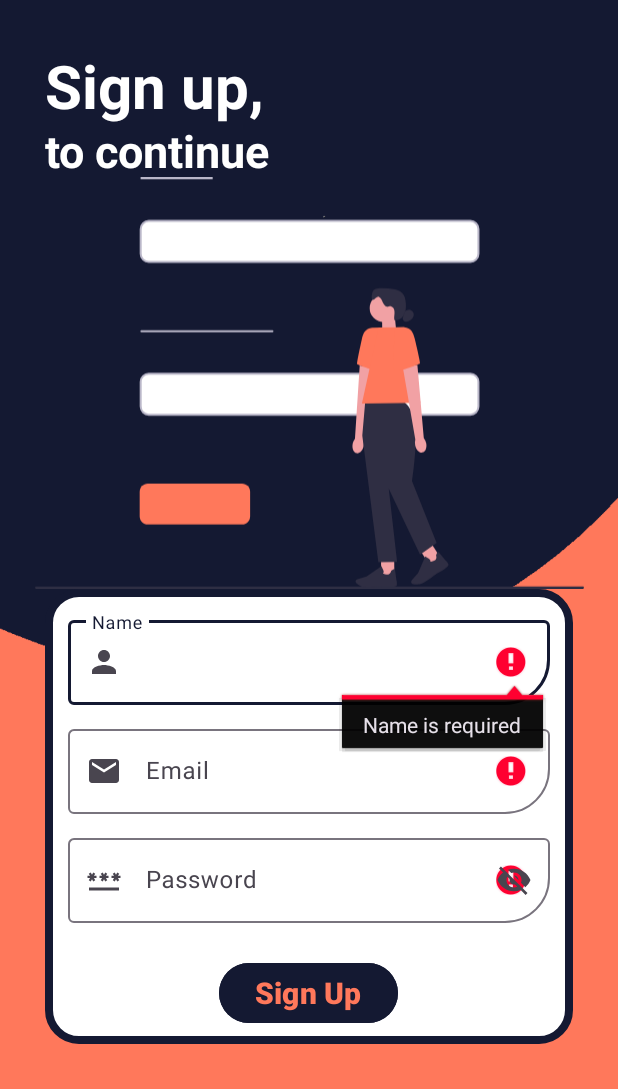
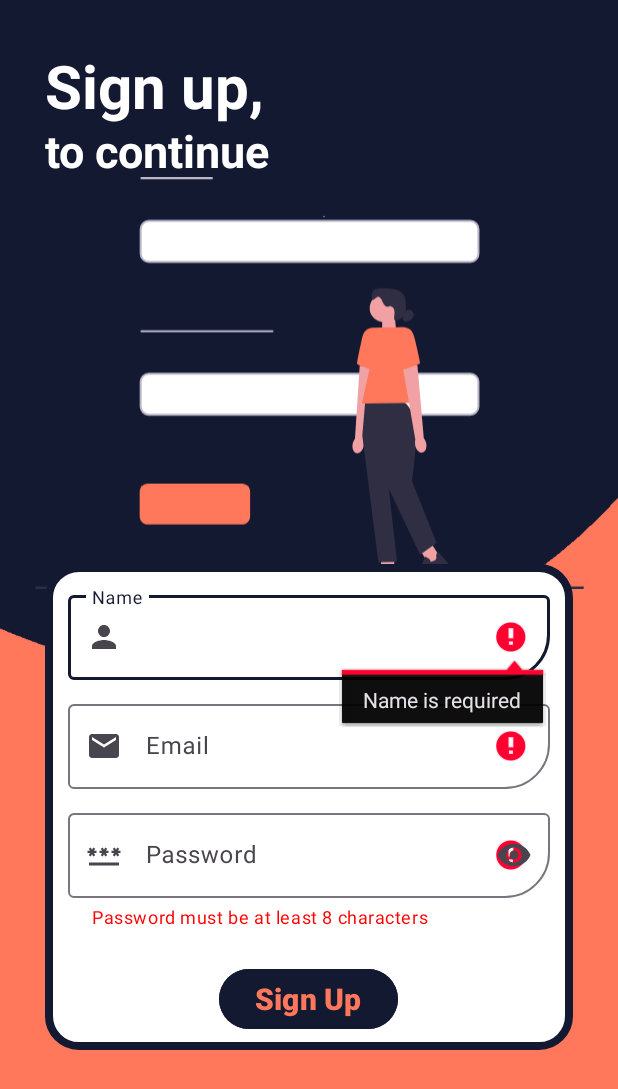
Before and after one commit to Sayantan-2022/Breeze, an Android app: the SignUp screen opened directly, with no data from a screen before it, after a tap on "Sign Up", on a phone screen of 412 x 824 dp. Shown: the top 1089 px of the screen. Run offline under Robolectric (Android 15) with nearby library versions, the phone set to English and light mode, and no system bars; our stand-ins replace Firebase (no records; nobody signed in at launch, a user with empty details on screens opened directly); libraries missing offline, so code that uses them is left out: com.github.dhaval2404.imagepicker, org.imaginativeworld.oopsnointernet; pictures from the network do not load; 1 statement that could not run was skipped.

Commit message:
Project Files

```diff
--- a/app/src/main/java/com/example/breeze/SignUp.kt
+++ b/app/src/main/java/com/example/breeze/SignUp.kt
@@ -12,6 +12,7 @@ import androidx.appcompat.app.AppCompatActivity
 import com.example.breeze.util.Account
 import com.example.breeze.util.InternetChecker
 import com.google.android.material.textfield.TextInputEditText
+import com.google.android.material.textfield.TextInputLayout
 import com.google.firebase.auth.FirebaseAuth
 import com.google.firebase.auth.FirebaseAuthInvalidCredentialsException
 import com.google.firebase.auth.FirebaseAuthUserCollisionException
@@ -39,6 +40,7 @@ class SignUp : AppCompatActivity() {
         val etName = findViewById<TextInputEditText>(R.id.ipName)
         val etEmail = findViewById<TextInputEditText>(R.id.ipEmail)
         val etPassword = findViewById<TextInputEditText>(R.id.ipPassword)
+        val etPasswordLayout = findViewById<TextInputLayout>(R.id.ipPasswordLayout)
 
         btnSignUp.setOnClickListener {
             val name = etName.text.toString()
@@ -89,7 +91,9 @@ class SignUp : AppCompatActivity() {
                     etPassword.error = "Password is required"
                 }
                 if (password.length < 8) {
-                    etPassword.error = "Password must be at least 8 characters"
+                    etPasswordLayout.helperText = "Password must be at least 8 characters"
+                } else {
+                    etPasswordLayout.helperText = null
                 }
             }
         }
--- a/app/src/main/res/layout/activity_sign_up.xml
+++ b/app/src/main/res/layout/activity_sign_up.xml
@@ -14,7 +14,9 @@
         android:id="@+id/ivBackground"
         android:layout_width="wrap_content"
         android:layout_height="wrap_content"
-        app:srcCompat="@drawable/sign_up" />
+        android:contentDescription="TODO"
+        app:srcCompat="@drawable/sign_up"
+        tools:ignore="ContentDescription,HardcodedText" />
 
     <TextView
         android:id="@+id/tvLogin"
@@ -24,7 +26,8 @@
         android:textStyle="bold"
         android:textSize="40sp"
         android:layout_margin="30dp"
-        android:text="Sign up," />
+        android:text="Sign up,"
+        tools:ignore="HardcodedText" />
 
     <TextView
         android:id="@+id/tvDesc"
@@ -35,7 +38,8 @@
         android:textSize="30sp"
         android:layout_marginHorizontal="30dp"
         android:layout_marginTop="80dp"
-        android:text="to continue" />
+        android:text="to continue"
+        tools:ignore="HardcodedText" />
 
     <androidx.constraintlayout.widget.ConstraintLayout
         android:layout_width="match_parent"
@@ -50,7 +54,8 @@
             app:layout_constraintStart_toStartOf="parent"
             app:layout_constraintTop_toTopOf="parent"
             app:layout_constraintVertical_bias="0.153"
-            app:srcCompat="@drawable/sign_up_vector" />
+            app:srcCompat="@drawable/sign_up_vector"
+            tools:ignore="ContentDescription" />
 
         <LinearLayout
             android:id="@+id/linearLayout2"
@@ -102,12 +107,17 @@
             </com.google.android.material.textfield.TextInputLayout>
 
             <com.google.android.material.textfield.TextInputLayout
+                android:id="@+id/ipPasswordLayout"
                 android:layout_width="match_parent"
                 android:layout_height="match_parent"
                 android:layout_marginHorizontal="10dp"
                 android:padding="5dp"
+                app:boxBackgroundMode="outline"
                 app:boxCornerRadiusBottomEnd="30dp"
+                app:errorEnabled="true"
+                app:errorIconDrawable="@null"
                 app:endIconMode="password_toggle"
+                app:helperTextTextColor="@color/red"
                 app:startIconDrawable="@drawable/baseline_password_24">
 
                 <com.google.android.material.textfield.TextInputEditText
@@ -115,6 +125,7 @@
                     android:layout_width="match_parent"
                     android:layout_height="wrap_content"
                     android:hint="Password"
+                    android:inputType="textPassword"
                     tools:ignore="HardcodedText" />
             </com.google.android.material.textfield.TextInputLayout>
 
--- a/gradle/libs.versions.toml
+++ b/gradle/libs.versions.toml
@@ -1,5 +1,5 @@
 [versions]
-agp = "8.8.0"
+agp = "8.8.1"
 chipNavigationBar = "1.4.0"
 firebaseDatabaseVersion = "20.3.0"
 glide = "4.16.0"
```
